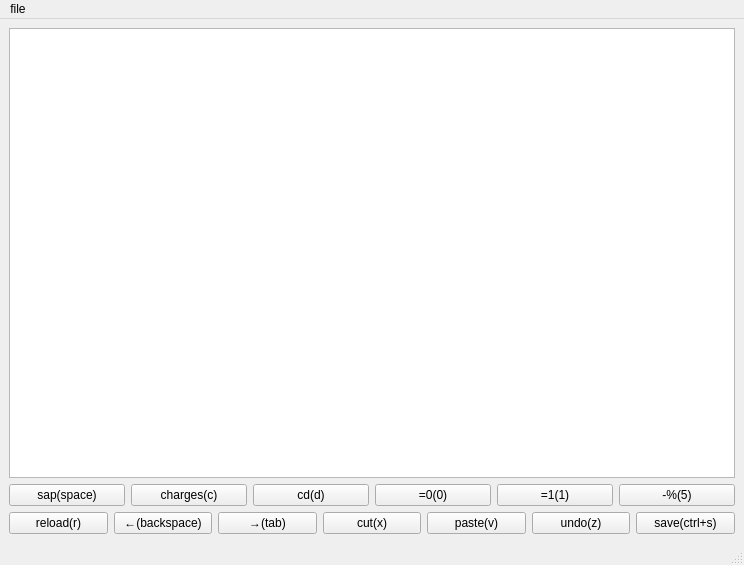
Old version of the form ui/ab2.ui in the repository JeremyChim/D2FUN.
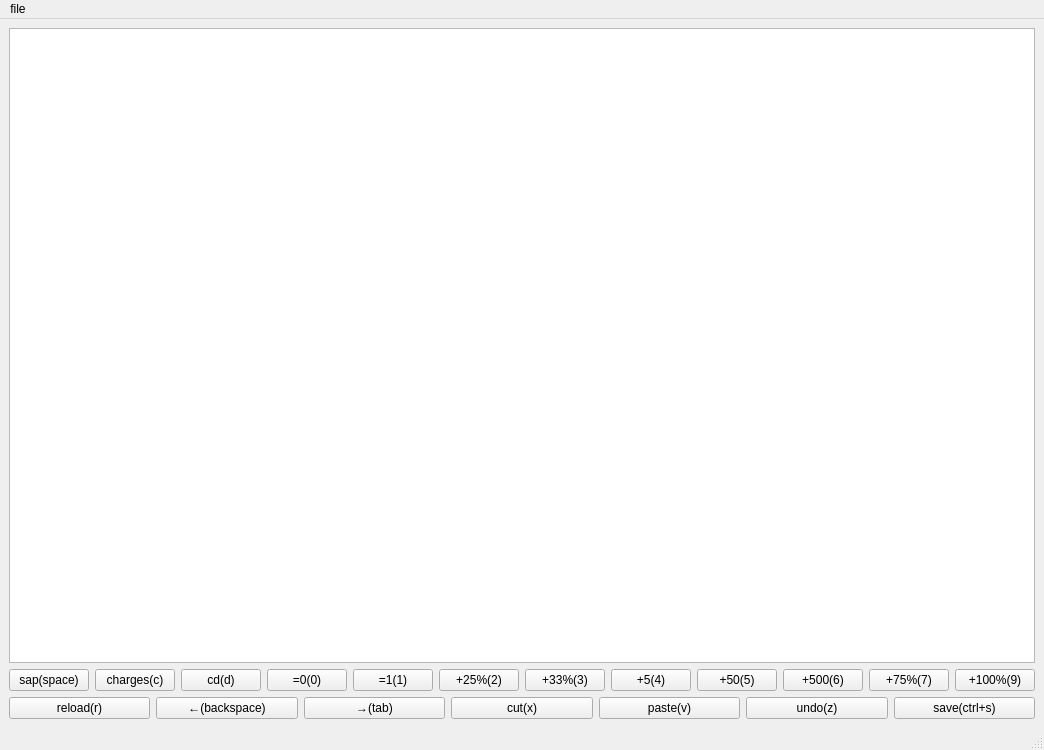
New version of the form.

Diff of the .ui file:
```diff
--- a/ui/ab2.ui
+++ b/ui/ab2.ui
@@ -6,8 +6,8 @@
    <rect>
     <x>0</x>
     <y>0</y>
-    <width>744</width>
-    <height>565</height>
+    <width>986</width>
+    <height>750</height>
    </rect>
   </property>
   <property name="windowTitle">
@@ -59,10 +59,52 @@
         </property>
        </widget>
       </item>
+      <item>
+       <widget class="QPushButton" name="pushButton_15">
+        <property name="text">
+         <string>+25%(2)</string>
+        </property>
+       </widget>
+      </item>
+      <item>
+       <widget class="QPushButton" name="pushButton_14">
+        <property name="text">
+         <string>+33%(3)</string>
+        </property>
+       </widget>
+      </item>
+      <item>
+       <widget class="QPushButton" name="pushButton_16">
+        <property name="text">
+         <string>+5(4)</string>
+        </property>
+       </widget>
+      </item>
       <item>
        <widget class="QPushButton" name="pushButton_13">
         <property name="text">
-         <string>-%(5)</string>
+         <string>+50(5)</string>
+        </property>
+       </widget>
+      </item>
+      <item>
+       <widget class="QPushButton" name="pushButton_17">
+        <property name="text">
+         <string>+500(6)</string>
+        </property>
+       </widget>
+      </item>
+      <item>
+       <widget class="QPushButton" name="pushButton_19">
+        <property name="text">
+         <string>+75%(7)</string>
+        </property>
+       </widget>
+      </item>
+      <item>
+       <widget class="QPushButton" name="pushButton_18">
+        <property name="text">
+         <string>+100%(9)</string>
         </property>
        </widget>
       </item>
@@ -128,7 +170,7 @@
     <rect>
      <x>0</x>
      <y>0</y>
-     <width>744</width>
+     <width>986</width>
      <height>24</height>
     </rect>
    </property>
```
